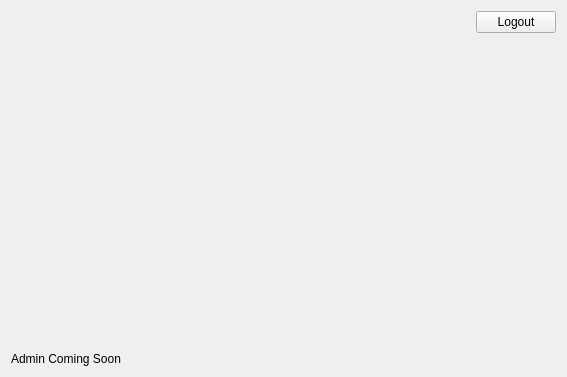
Qt form adminwidget.ui (mujeeb11503051/ClinicTimeManager) before a commit.
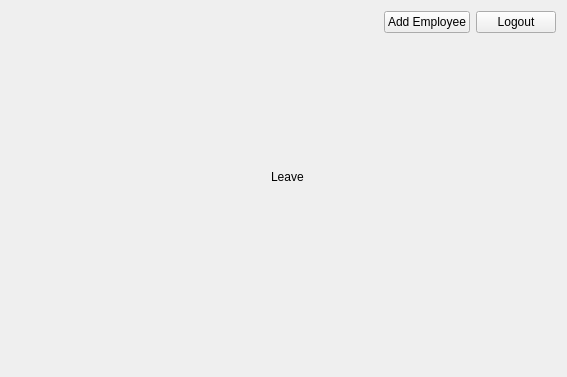
The same form after that commit.

Commit message: feat(admin): added sub-pages (Directory, Profile, Attendance, Leave) and defined Enums for page navigation.

```diff
--- a/adminwidget.ui
+++ b/adminwidget.ui
@@ -29,6 +29,13 @@
        </property>
       </spacer>
      </item>
+     <item>
+      <widget class="QPushButton" name="btnAddEmployee">
+       <property name="text">
+        <string>Add Employee</string>
+       </property>
+      </widget>
+     </item>
      <item>
       <widget class="QPushButton" name="btnLogout">
        <property name="text">
@@ -39,23 +46,70 @@
     </layout>
    </item>
    <item>
-    <spacer name="verticalSpacer">
-     <property name="orientation">
-      <enum>Qt::Orientation::Vertical</enum>
+    <widget class="QStackedWidget" name="adminStackedWidget">
+     <property name="currentIndex">
+      <number>3</number>
      </property>
-     <property name="sizeHint" stdset="0">
-      <size>
-       <width>20</width>
-       <height>40</height>
-      </size>
-     </property>
-    </spacer>
-   </item>
-   <item>
-    <widget class="QLabel" name="label">
-     <property name="text">
-      <string>Admin Coming Soon</string>
-     </property>
+     <widget class="QWidget" name="Directory">
+      <widget class="QLabel" name="label_2">
+       <property name="geometry">
+        <rect>
+         <x>250</x>
+         <y>120</y>
+         <width>49</width>
+         <height>16</height>
+        </rect>
+       </property>
+       <property name="text">
+        <string>Directory</string>
+       </property>
+      </widget>
+     </widget>
+     <widget class="QWidget" name="Profile">
+      <widget class="QLabel" name="label">
+       <property name="geometry">
+        <rect>
+         <x>240</x>
+         <y>120</y>
+         <width>49</width>
+         <height>16</height>
+        </rect>
+       </property>
+       <property name="text">
+        <string>Profile</string>
+       </property>
+      </widget>
+     </widget>
+     <widget class="QWidget" name="Attendance">
+      <widget class="QLabel" name="label_3">
+       <property name="geometry">
+        <rect>
+         <x>240</x>
+         <y>130</y>
+         <width>161</width>
+         <height>51</height>
+        </rect>
+       </property>
+       <property name="text">
+        <string>Attendance</string>
+       </property>
+      </widget>
+     </widget>
+     <widget class="QWidget" name="Leave">
+      <widget class="QLabel" name="label_4">
+       <property name="geometry">
+        <rect>
+         <x>260</x>
+         <y>130</y>
+         <width>49</width>
+         <height>16</height>
+        </rect>
+       </property>
+       <property name="text">
+        <string>Leave</string>
+       </property>
+      </widget>
+     </widget>
     </widget>
    </item>
   </layout>
```
The commit also changes 1 other file.
